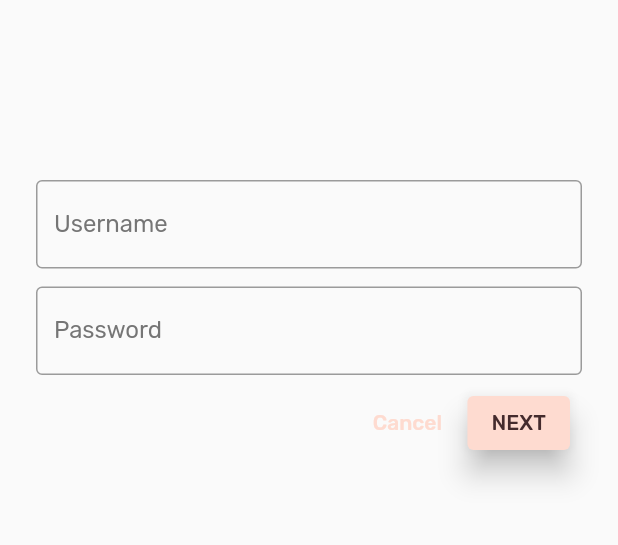
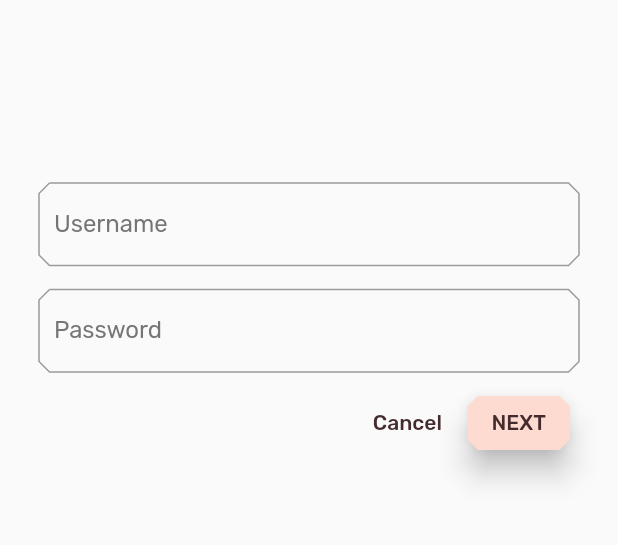
Before and after one commit to C-Dev66/EComerceApp, a Flutter app: the screen it shows after launch, after a tap on "Cancel", on a phone screen of 412 x 824 dp, the part 237-782 px from its top. Run offline on Flutter 3.47's test engine with Material 2 defaults, Android fonts, the phone set to English and light mode, and no system bars.

```diff
--- a/lib/app.dart
+++ b/lib/app.dart
@@ -17,6 +17,8 @@ import 'package:flutter/material.dart';
 import 'home.dart';
 import 'login.dart';
 import 'colors.dart';
+
+import 'supplemental/cut_corners_border.dart';
 
 // TODO: Convert ShrineApp to stateful widget (104)
 class ShrineApp extends StatelessWidget {
@@ -70,13 +72,13 @@ ThemeData _buildShrineTheme() {
       selectionColor: KShrinePink100,
     ),
     inputDecorationTheme: const InputDecorationTheme(
-      focusedBorder: OutlineInputBorder(
+      focusedBorder: CutCornersBorder(
         borderSide: BorderSide(
           width: 2.0,
           color: KShrineBrown900
         ),
       ),
-      border: OutlineInputBorder(),
+      border: CutCornersBorder(),
     ),
   );
 }
--- a/lib/login.dart
+++ b/lib/login.dart
@@ -93,6 +93,16 @@ class _LoginPageState extends State<LoginPage> {
               children: <Widget>[
                 TextButton(
                     child: const Text('Cancel'),
+                    style: ButtonStyle(
+                      foregroundColor: MaterialStateProperty.all(
+                        Theme.of(context).colorScheme.secondary,
+                      ),
+                      shape: MaterialStateProperty.all(
+                        const BeveledRectangleBorder(
+                          borderRadius: BorderRadius.all(Radius.circular(7.0)),
+                        ),
+                      ),
+                    ),
                     onPressed: () {
                       _usernameController.clear();
                       _passwordController.clear();
@@ -101,6 +111,11 @@ class _LoginPageState extends State<LoginPage> {
                   child: const Text('NEXT'),
                   style: ButtonStyle(
                     elevation: MaterialStateProperty.all(8.0),
+                    shape: MaterialStateProperty.all(
+                      const BeveledRectangleBorder(
+                        borderRadius: BorderRadius.all(Radius.circular(7.0)),
+                      ),
+                    ),
                   ),
                   onPressed: () {
                     Navigator.pop(context);
```
